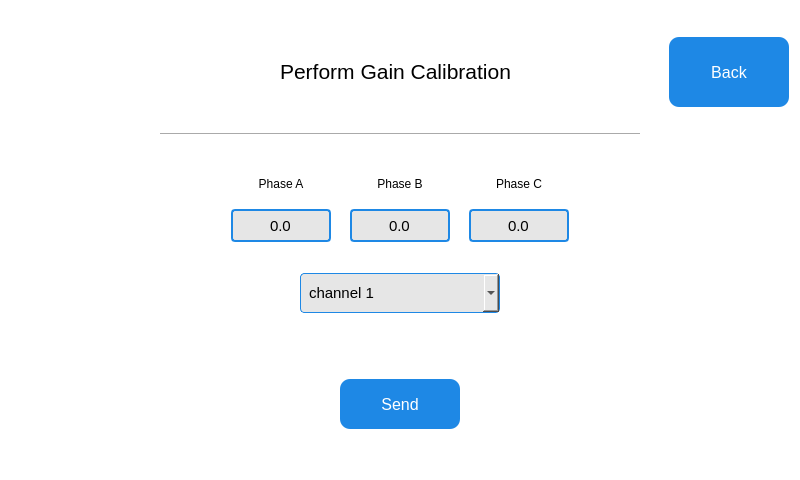
This is QT_APP/calibrationdialog.ui in eSpark-Backup/nabilfesal-msm-fw as Qt 5 draws it before an edit. The edited form follows.
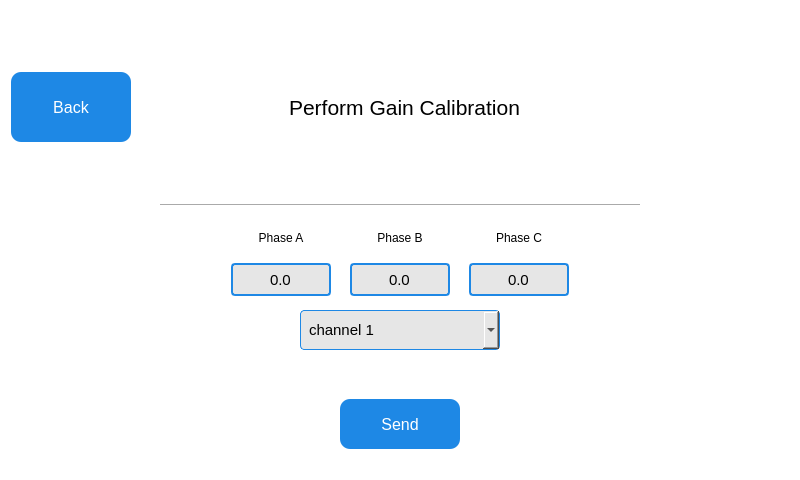
This is the edited form.

Commit message: color on factory settings button and back button on calibration ui modified

The edit to the form file:
```diff
--- a/QT_APP/calibrationdialog.ui
+++ b/QT_APP/calibrationdialog.ui
@@ -34,62 +34,6 @@
      <property name="topMargin">
       <number>0</number>
      </property>
-     <item>
-      <spacer name="horizontalSpacer_6">
-       <property name="orientation">
-        <enum>Qt::Horizontal</enum>
-       </property>
-       <property name="sizeType">
-        <enum>QSizePolicy::Fixed</enum>
-       </property>
-       <property name="sizeHint" stdset="0">
-        <size>
-         <width>220</width>
-         <height>20</height>
-        </size>
-       </property>
-      </spacer>
-     </item>
-     <item>
-      <widget class="QLabel" name="mainLabel">
-       <property name="font">
-        <font>
-         <family>Ubuntu</family>
-         <pointsize>16</pointsize>
-         <bold>false</bold>
-         <underline>false</underline>
-        </font>
-       </property>
-       <property name="focusPolicy">
-        <enum>Qt::StrongFocus</enum>
-       </property>
-       <property name="styleSheet">
-        <string notr="true"/>
-       </property>
-       <property name="text">
-        <string>Perform Gain Calibration</string>
-       </property>
-       <property name="alignment">
-        <set>Qt::AlignCenter</set>
-       </property>
-      </widget>
-     </item>
-     <item>
-      <spacer name="horizontalSpacer_5">
-       <property name="orientation">
-        <enum>Qt::Horizontal</enum>
-       </property>
-       <property name="sizeType">
-        <enum>QSizePolicy::Fixed</enum>
-       </property>
-       <property name="sizeHint" stdset="0">
-        <size>
-         <width>100</width>
-         <height>20</height>
-        </size>
-       </property>
-      </spacer>
-     </item>
      <item>
       <widget class="QPushButton" name="backPushBtn">
        <property name="minimumSize">
@@ -132,6 +76,62 @@
        </property>
       </widget>
      </item>
+     <item>
+      <spacer name="horizontalSpacer_5">
+       <property name="orientation">
+        <enum>Qt::Horizontal</enum>
+       </property>
+       <property name="sizeType">
+        <enum>QSizePolicy::Fixed</enum>
+       </property>
+       <property name="sizeHint" stdset="0">
+        <size>
+         <width>100</width>
+         <height>20</height>
+        </size>
+       </property>
+      </spacer>
+     </item>
+     <item>
+      <widget class="QLabel" name="mainLabel">
+       <property name="font">
+        <font>
+         <family>Ubuntu</family>
+         <pointsize>16</pointsize>
+         <bold>false</bold>
+         <underline>false</underline>
+        </font>
+       </property>
+       <property name="focusPolicy">
+        <enum>Qt::StrongFocus</enum>
+       </property>
+       <property name="styleSheet">
+        <string notr="true"/>
+       </property>
+       <property name="text">
+        <string>Perform Gain Calibration</string>
+       </property>
+       <property name="alignment">
+        <set>Qt::AlignCenter</set>
+       </property>
+      </widget>
+     </item>
+     <item>
+      <spacer name="horizontalSpacer_6">
+       <property name="orientation">
+        <enum>Qt::Horizontal</enum>
+       </property>
+       <property name="sizeType">
+        <enum>QSizePolicy::Fixed</enum>
+       </property>
+       <property name="sizeHint" stdset="0">
+        <size>
+         <width>220</width>
+         <height>20</height>
+        </size>
+       </property>
+      </spacer>
+     </item>
     </layout>
    </item>
    <item>
```
The commit also changes 2 other files.
